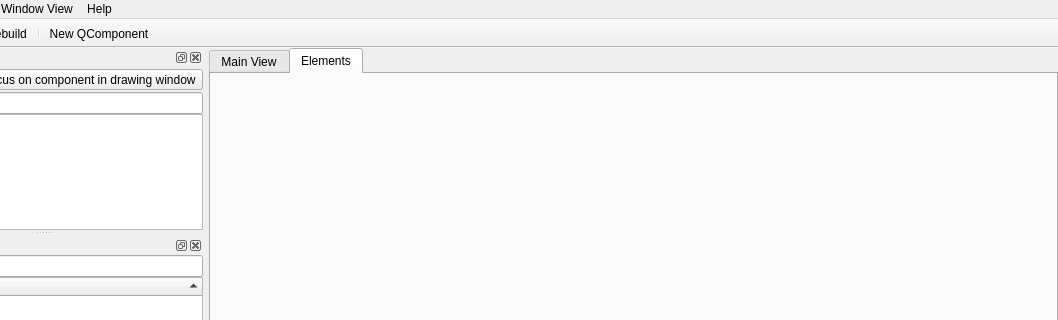
Before: the Qt Designer form qiskit_metal/_gui/main_window_ui.ui in qiskit-community/qiskit-metal, drawn with Qt 5; both pictures show x 242 to 1300 and y 0 to 320 of the 1300 by 900 pixel window.
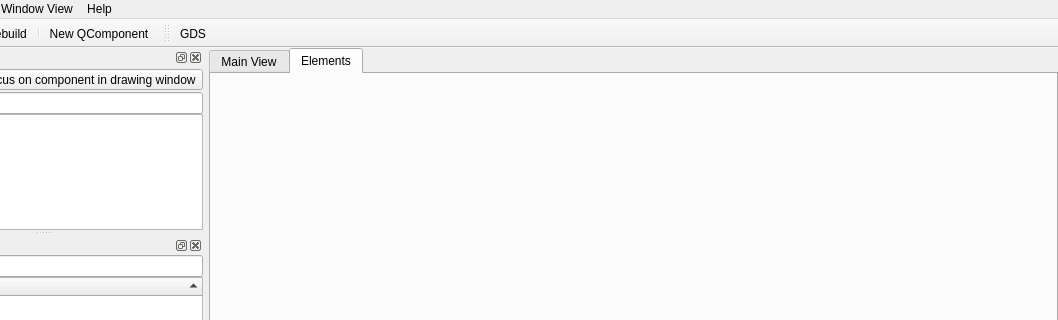
After: the same form once the commit is applied. Icons and pictures are not drawn. Custom widgets are drawn as their Qt base class.

Commit message: Add GDS renderer button to GUI

Diff of the .ui file:
```diff
--- a/qiskit_metal/_gui/main_window_ui.ui
+++ b/qiskit_metal/_gui/main_window_ui.ui
@@ -812,6 +812,18 @@
     </layout>
    </widget>
   </widget>
+  <widget class="QToolBar" name="toolbar_renderers">
+   <property name="windowTitle">
+    <string>toolBar</string>
+   </property>
+   <attribute name="toolBarArea">
+    <enum>TopToolBarArea</enum>
+   </attribute>
+   <attribute name="toolBarBreak">
+    <bool>false</bool>
+   </attribute>
+   <addaction name="actionGDS"/>
+  </widget>
   <action name="actionSave">
    <property name="icon">
     <iconset resource="main_window_rc.qrc">
@@ -1243,6 +1255,18 @@
     <string>Ctrl+N, Meta+N</string>
    </property>
   </action>
+  <action name="actionGDS">
+   <property name="icon">
+    <iconset resource="main_window_rc.qrc">
+     <normaloff>:/renderer/_imgs/renderers/GDS.png</normaloff>:/renderer/_imgs/renderers/GDS.png</iconset>
+   </property>
+   <property name="text">
+    <string>GDS</string>
+   </property>
+   <property name="toolTip">
+    <string>Open the GDS renderer.</string>
+   </property>
+  </action>
  </widget>
  <customwidgets>
   <customwidget>
```
Left out of the diff: 17 changed lines with no effect on the pictures. The commit also changes 7 other files.
